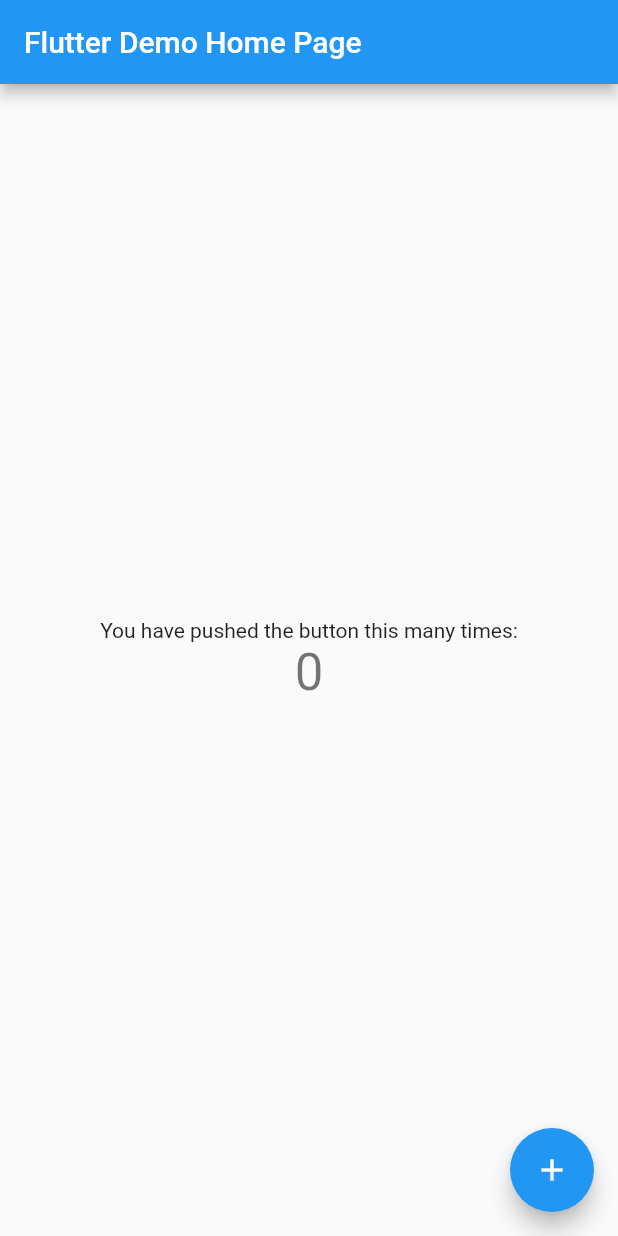
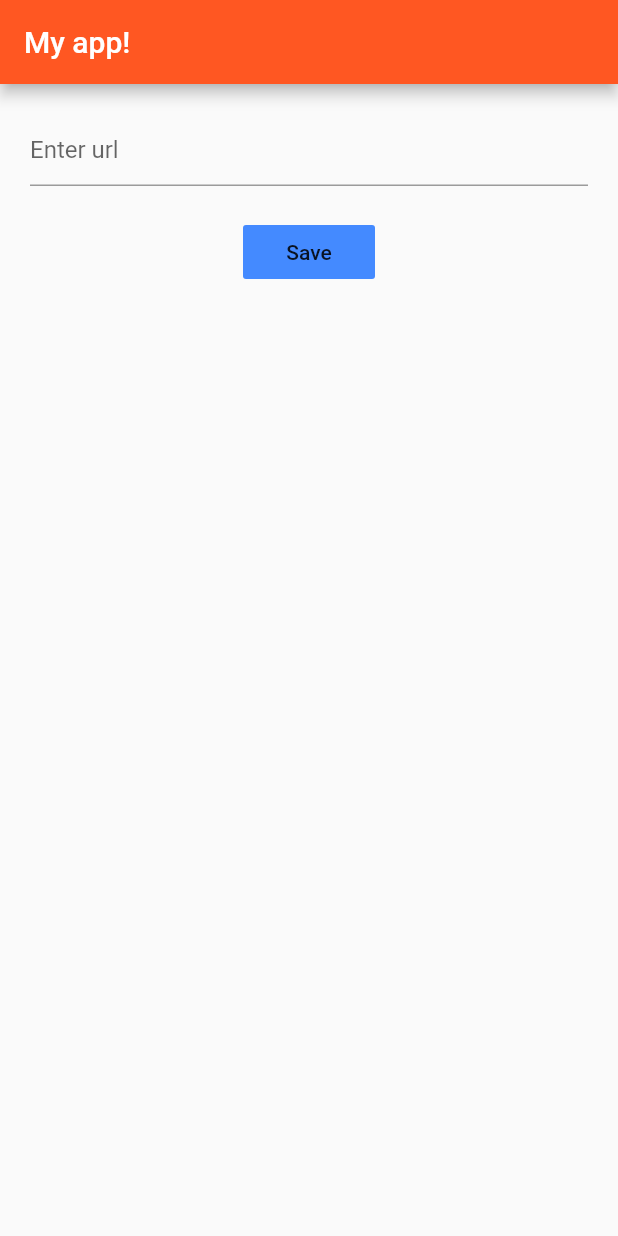
Before and after one commit to mrbasel/ReadFeed, a Flutter app: the screen it shows after launch, on a phone screen of 412 x 824 dp. Run offline on Flutter 3.47's test engine with Material 2 defaults, Android fonts, the phone set to English and light mode, and no system bars; drawn by our look-alikes of flutter_html.

Commit message:
Finished basic MVP that returns article title"

```diff
--- a/pocket_clone/lib/main.dart
+++ b/pocket_clone/lib/main.dart
@@ -1,117 +1,84 @@
+import 'dart:convert';
+
 import 'package:flutter/material.dart';
+import 'package:flutter_html/flutter_html.dart';
+import 'package:http/http.dart' as http;
 
 void main() {
   runApp(MyApp());
 }
 
 class MyApp extends StatelessWidget {
-  // This widget is the root of your application.
   @override
   Widget build(BuildContext context) {
-    return MaterialApp(
-      title: 'Flutter Demo',
-      theme: ThemeData(
-        // This is the theme of your application.
-        //
-        // Try running your application with "flutter run". You'll see the
-        // application has a blue toolbar. Then, without quitting the app, try
-        // changing the primarySwatch below to Colors.green and then invoke
-        // "hot reload" (press "r" in the console where you ran "flutter run",
-        // or simply save your changes to "hot reload" in a Flutter IDE).
-        // Notice that the counter didn't reset back to zero; the application
-        // is not restarted.
-        primarySwatch: Colors.blue,
-        // This makes the visual density adapt to the platform that you run
-        // the app on. For desktop platforms, the controls will be smaller and
-        // closer together (more dense) than on mobile platforms.
-        visualDensity: VisualDensity.adaptivePlatformDensity,
-      ),
-      home: MyHomePage(title: 'Flutter Demo Home Page'),
-    );
+    return MaterialApp(home: HomePage(),);
   }
 }
 
-class MyHomePage extends StatefulWidget {
-  MyHomePage({Key key, this.title}) : super(key: key);
-
-  // This widget is the home page of your application. It is stateful, meaning
-  // that it has a State object (defined below) that contains fields that affect
-  // how it looks.
-
-  // This class is the configuration for the state. It holds the values (in this
-  // case the title) provided by the parent (in this case the App widget) and
-  // used by the build method of the State. Fields in a Widget subclass are
-  // always marked "final".
-
-  final String title;
-
+class HomePage extends StatefulWidget {
   @override
-  _MyHomePageState createState() => _MyHomePageState();
+  _HomePageState createState() => _HomePageState();
 }
 
-class _MyHomePageState extends State<MyHomePage> {
-  int _counter = 0;
+class _HomePageState extends State<HomePage> {
+  dynamic article;
+  final controller = TextEditingController();
 
-  void _incrementCounter() {
-    setState(() {
-      // This call to setState tells the Flutter framework that something has
-      // changed in this State, which causes it to rerun the build method below
-      // so that the display can reflect the updated values. If we changed
-      // _counter without calling setState(), then the build method would not be
-      // called again, and so nothing would appear to happen.
-      _counter++;
-    });
+  getArticle(articleUrl) async{
+  Uri url = Uri.http('3439407f39d4.ngrok.io', '/save', {'url': articleUrl});
+  var response = await http.get(url);
+  Map data = jsonDecode(response.body);
+  return data;
+}
+
+  renderArticle(){
+    var data;
+    if (article != null){
+      data = article['title'];
+    }
+    else{
+      data = '';
+    }
+    return Html(
+        data: data
+        );
   }
 
   @override
   Widget build(BuildContext context) {
-    // This method is rerun every time setState is called, for instance as done
-    // by the _incrementCounter method above.
-    //
-    // The Flutter framework has been optimized to make rerunning build methods
-    // fast, so that you can just rebuild anything that needs updating rather
-    // than having to individually change instances of widgets.
+
     return Scaffold(
       appBar: AppBar(
-        // Here we take the value from the MyHomePage object that was created by
-        // the App.build method, and use it to set our appbar title.
-        title: Text(widget.title),
+        title: Text('My app!'),
+        backgroundColor: Colors.deepOrange,
       ),
-      body: Center(
-        // Center is a layout widget. It takes a single child and positions it
-        // in the middle of the parent.
-        child: Column(
-          // Column is also a layout widget. It takes a list of children and
-          // arranges them vertically. By default, it sizes itself to fit its
-          // children horizontally, and tries to be as tall as its parent.
-          //
-          // Invoke "debug painting" (press "p" in the console, choose the
-          // "Toggle Debug Paint" action from the Flutter Inspector in Android
-          // Studio, or the "Toggle Debug Paint" command in Visual Studio Code)
-          // to see the wireframe for each widget.
-          //
-          // Column has various properties to control how it sizes itself and
-          // how it positions its children. Here we use mainAxisAlignment to
-          // center the children vertically; the main axis here is the vertical
-          // axis because Columns are vertical (the cross axis would be
-          // horizontal).
-          mainAxisAlignment: MainAxisAlignment.center,
-          children: <Widget>[
-            Text(
-              'You have pushed the button this many times:',
+      body:
+        Column(
+        children: <Widget>[
+          Container(
+            margin: EdgeInsets.all(20),
+            child: TextField(
+            controller: controller,
+            decoration: InputDecoration(
+              hintText: 'Enter url',
             ),
-            Text(
-              '$_counter',
-              style: Theme.of(context).textTheme.headline4,
-            ),
-          ],
-        ),
+          ),
+          ),
+          FlatButton(
+            child: Text('Save'),
+            color: Colors.blueAccent,
+            onPressed: () async{
+              String articleUrl = controller.text;
+              Map fetchedArticle = await getArticle(articleUrl);
+              setState(() {
+              article = fetchedArticle;
+              });
+            },
+          ),
+          renderArticle(),
+        ],
       ),
-      floatingActionButton: FloatingActionButton(
-        onPressed: _incrementCounter,
-        tooltip: 'Increment',
-        child: Icon(Icons.add),
-      ), // This trailing comma makes auto-formatting nicer for build methods.
+
     );
   }
 }
```
